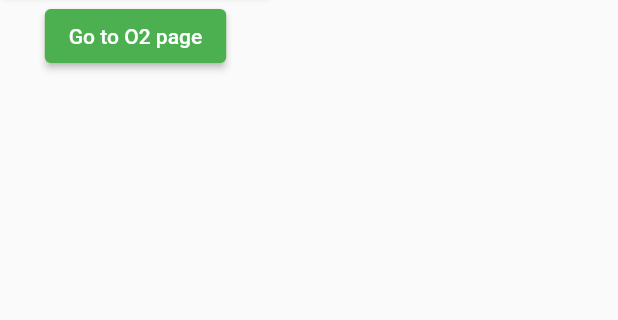
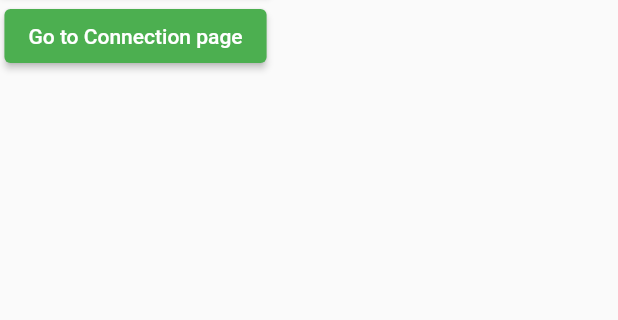
Before and after one commit to Saumya0206/rakshak-btp, a Flutter app: the HomePage screen opened by its route, on a phone screen of 412 x 824 dp, the part 156-476 px from its top. Run offline on Flutter 3.47's test engine with Material 2 defaults, Android fonts, the phone set to English and light mode, and no system bars; our stand-ins replace awesome_dialog, cloud_firestore, firebase_auth, firebase_core, google_sign_in, modal_progress_hud and 2 more; missing offline and left inert: dart:ffi, feature_discovery; accounts and stored records are empty; Roboto replaces fonts that are missing (Abel); statements that could not run were skipped.

Commit message:
Added bluetooth connection page

```diff
--- a/lib/main.dart
+++ b/lib/main.dart
@@ -7,6 +7,7 @@
 import 'package:rakshak/results_screen/Done.dart';
 import 'package:rakshak/results_screen/ForgotPassword.dart';
 import 'package:rakshak/main_screens/RegisterPage.dart';
+import 'package:rakshak/main_screens/Connection.dart';
 
 // new code
 import 'package:firebase_core/firebase_core.dart';
@@ -44,7 +45,8 @@
           Done.id: (context) => Done(),
           Measurement.id: (context) => Measurement(),
           TestPage.id: (context) => TestPage(),
-          O2.id: (context) => O2()
+          O2.id: (context) => O2(),
+          Connection.id: (context) => Connection(),
         },
       ),
     );
--- a/lib/main_screens/HomePage.dart
+++ b/lib/main_screens/HomePage.dart
@@ -3,6 +3,7 @@
 import 'package:feature_discovery/feature_discovery.dart';
 import 'package:flutter/scheduler.dart';
 import 'package:rakshak/main_screens/O2.dart';
+import 'package:rakshak/main_screens/Connection.dart';
 
 class HomePage extends StatefulWidget {
   static String id = "/HomePage";
@@ -67,10 +68,14 @@
             ),
             onPressed: () {
               Navigator.push(
-                  context, MaterialPageRoute(builder: (context) => O2()));
+                context,
+                MaterialPageRoute(
+                  builder: (context) => Connection(),
+                ),
+              );
             },
             child: const Text(
-              'Go to O2 page',
+              'Go to Connection page',
               style: TextStyle(color: Colors.white),
             ),
           ),
--- a/lib/main_screens/O2.dart
+++ b/lib/main_screens/O2.dart
@@ -1,3 +1,5 @@
+// ignore_for_file: unused_import, file_names
+
 import 'package:firebase_auth/firebase_auth.dart';
 import 'package:flutter/material.dart';
 import 'package:rakshak/results_screen/ForgotPassword.dart';
```
Also changed, not shown: lib/main_screens/Connection.dart (added, +24 -0 lines), lib/main_screens/LoginPage.dart (+5 -9 lines).
